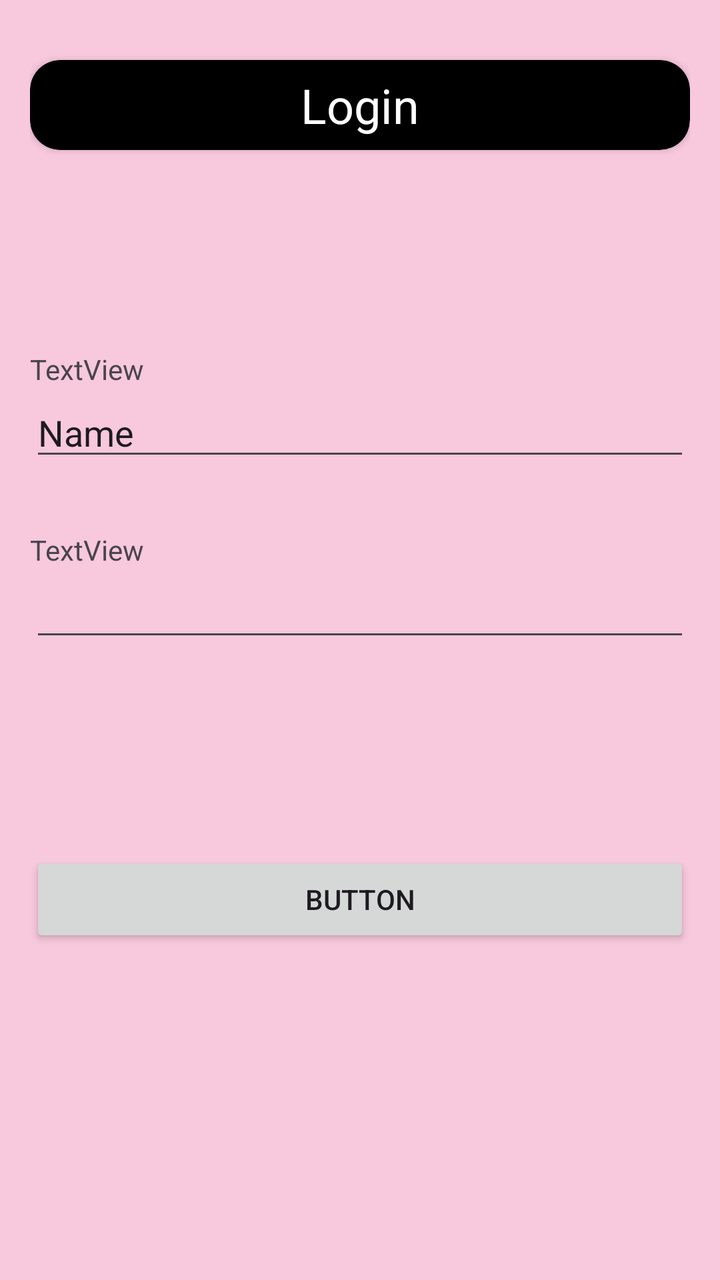
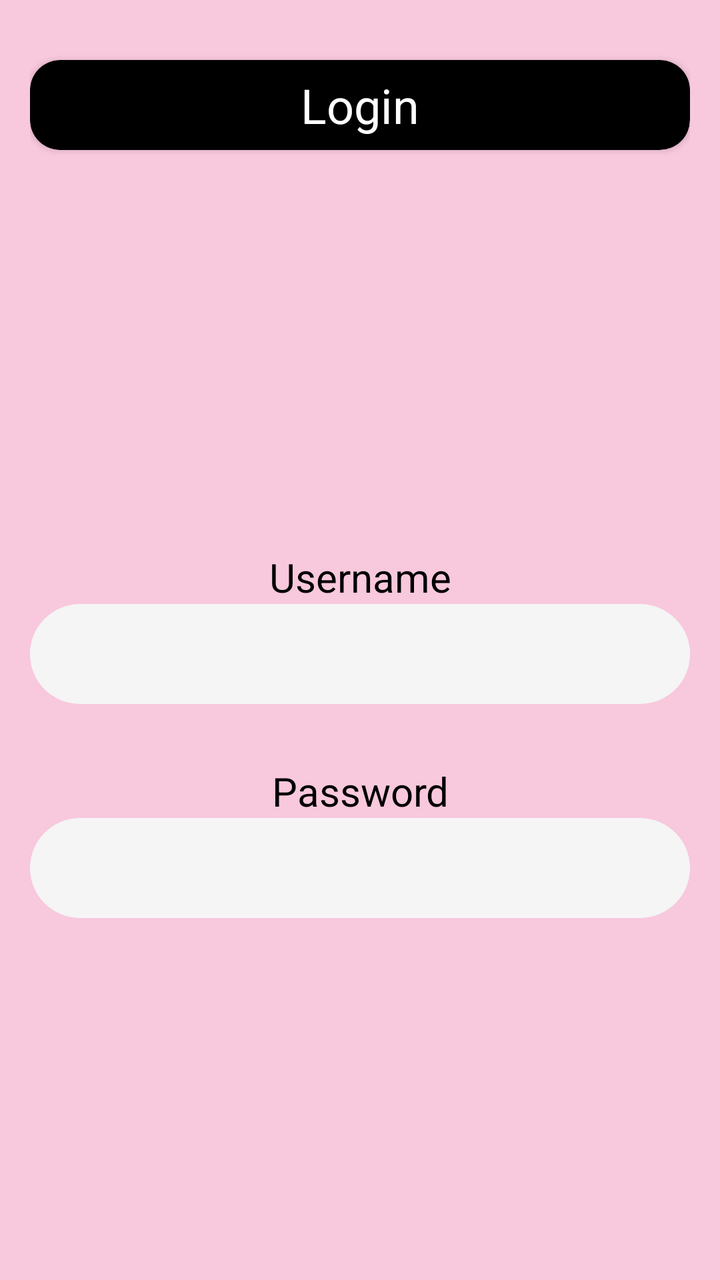

An Android layout rendered at two revisions. The XML below is the earlier revision; the diff shows what the commit changed to produce the second picture.
<!-- AndroidManifest.xml: application theme Theme.PiggyApp -->
<!-- res/layout/activity_login.xml -->
<?xml version="1.0" encoding="utf-8"?>
<androidx.constraintlayout.widget.ConstraintLayout xmlns:android="http://schemas.android.com/apk/res/android"
    xmlns:app="http://schemas.android.com/apk/res-auto"
    xmlns:tools="http://schemas.android.com/tools"
    android:id="@+id/main"
    android:layout_width="match_parent"
    android:layout_height="match_parent"
    android:background="@color/piggy_pink"
    tools:context=".login">

    <LinearLayout
        android:layout_width="330dp"
        android:layout_height="match_parent"
        android:gravity="center_horizontal"
        android:orientation="vertical"
        app:layout_constraintEnd_toEndOf="parent"
        app:layout_constraintStart_toStartOf="parent">

        <Space
            android:layout_width="match_parent"
            android:layout_height="30dp" />

        <androidx.cardview.widget.CardView
            android:layout_width="match_parent"
            android:layout_height="45dp"
            app:cardBackgroundColor="@color/piggy_black"
            app:cardCornerRadius="15dp">

            <TextView
                android:id="@+id/textView"
                android:layout_width="wrap_content"
                android:layout_height="wrap_content"
                android:layout_gravity="center_horizontal|center_vertical"
                android:text="Login"
                android:textColor="@color/piggy_white"
                android:textSize="24sp" />
        </androidx.cardview.widget.CardView>

        <Space
            android:layout_width="match_parent"
            android:layout_height="100dp" />

        <TextView
            android:id="@+id/textView2"
            android:layout_width="match_parent"
            android:layout_height="wrap_content"
            android:text="TextView" />

        <EditText
            android:id="@+id/editTextText"
            android:layout_width="match_parent"
            android:layout_height="wrap_content"
            android:ems="10"
            android:inputType="text"
            android:text="Name" />

        <Space
            android:layout_width="match_parent"
            android:layout_height="30dp" />

        <TextView
            android:id="@+id/textView3"
            android:layout_width="match_parent"
            android:layout_height="wrap_content"
            android:text="TextView" />

        <EditText
            android:id="@+id/editTextTextPassword"
            android:layout_width="match_parent"
            android:layout_height="wrap_content"
            android:ems="10"
            android:inputType="textPassword" />

        <Space
            android:layout_width="match_parent"
            android:layout_height="100dp" />

        <Button
            android:id="@+id/button2"
            android:layout_width="match_parent"
            android:layout_height="wrap_content"
            android:text="Button" />

    </LinearLayout>
</androidx.constraintlayout.widget.ConstraintLayout>
<!-- resources referenced by this layout -->
<resources>
  <color name="piggy_black">#000000</color>
  <color name="piggy_pink">#F8C8DC</color>
  <color name="piggy_white">#FFFFFF</color>
  <style name="Theme.PiggyApp" parent="Base.Theme.PiggyApp" />
  <style name="Base.Theme.PiggyApp" parent="Theme.Material3.DayNight.NoActionBar">
          
          
      </style>
</resources>

<!-- the commit's change to res/layout/activity_login.xml (unified diff, before → after) -->
@@ -38,21 +38,25 @@
 
         <Space
             android:layout_width="match_parent"
-            android:layout_height="100dp" />
+            android:layout_height="200dp" />
 
         <TextView
             android:id="@+id/textView2"
             android:layout_width="match_parent"
             android:layout_height="wrap_content"
-            android:text="TextView" />
+            android:gravity="center_horizontal"
+            android:text="Username"
+            android:textColor="@color/piggy_black"
+            android:textSize="20sp" />
 
         <EditText
             android:id="@+id/editTextText"
             android:layout_width="match_parent"
-            android:layout_height="wrap_content"
+            android:layout_height="50dp"
+            android:background="@drawable/rounded_corners"
             android:ems="10"
-            android:inputType="text"
-            android:text="Name" />
+            android:gravity="center_horizontal|center_vertical"
+            android:inputType="text" />
 
         <Space
             android:layout_width="match_parent"
@@ -62,23 +66,29 @@
             android:id="@+id/textView3"
             android:layout_width="match_parent"
             android:layout_height="wrap_content"
-            android:text="TextView" />
+            android:gravity="center_horizontal"
+            android:text="Password"
+            android:textColor="@color/piggy_black"
+            android:textSize="20sp" />
 
         <EditText
             android:id="@+id/editTextTextPassword"
             android:layout_width="match_parent"
-            android:layout_height="wrap_content"
+            android:layout_height="50dp"
+            android:background="@drawable/rounded_corners"
             android:ems="10"
             android:inputType="textPassword" />
 
         <Space
             android:layout_width="match_parent"
-            android:layout_height="100dp" />
+            android:layout_height="200dp" />
 
         <Button
             android:id="@+id/button2"
             android:layout_width="match_parent"
             android:layout_height="wrap_content"
+            android:background="@drawable/rounded_corners"
+            android:backgroundTint="@color/piggy_black"
             android:text="Button" />
 
     </LinearLayout>
<!-- resource entries referenced after the edit -->
@@ -3,7 +3,19 @@
   <color name="piggy_black">#000000</color>
   <color name="piggy_pink">#F8C8DC</color>
   <color name="piggy_white">#FFFFFF</color>
+  <!-- drawable rounded_corners (drawable) -->
+  <?xml version="1.0" encoding="utf-8"?>
+  <shape xmlns:android="http://schemas.android.com/apk/res/android"
+      android:shape="rectangle"
+      android:padding="10dp">
+  
+      <solid android:color="@color/piggy_gray" />
+      <corners
+  
+          android:radius="250dp"/>
+  </shape>
   <style name="Theme.PiggyApp" parent="Base.Theme.PiggyApp" />
+  <color name="piggy_gray">#F5F5F5</color>
   <style name="Base.Theme.PiggyApp" parent="Theme.Material3.DayNight.NoActionBar">
           
           
